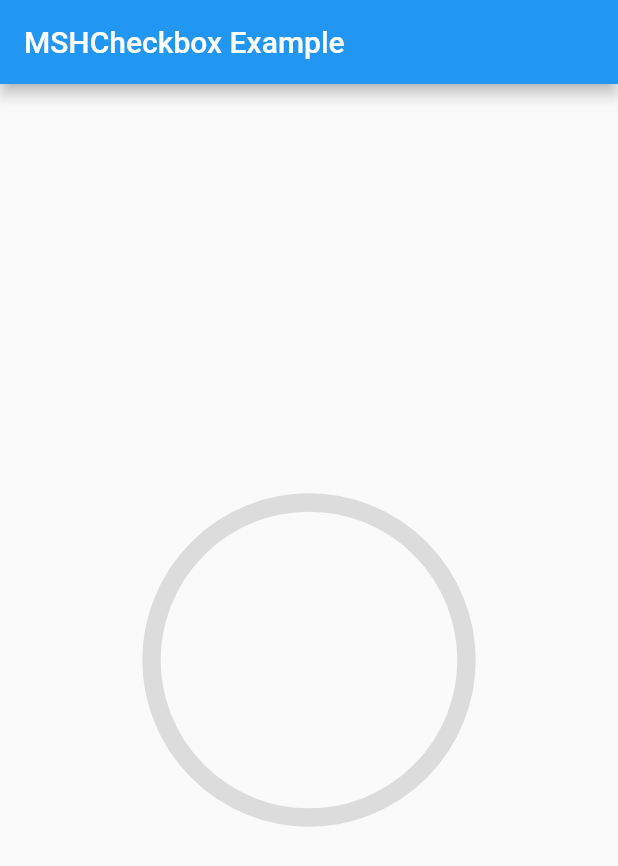
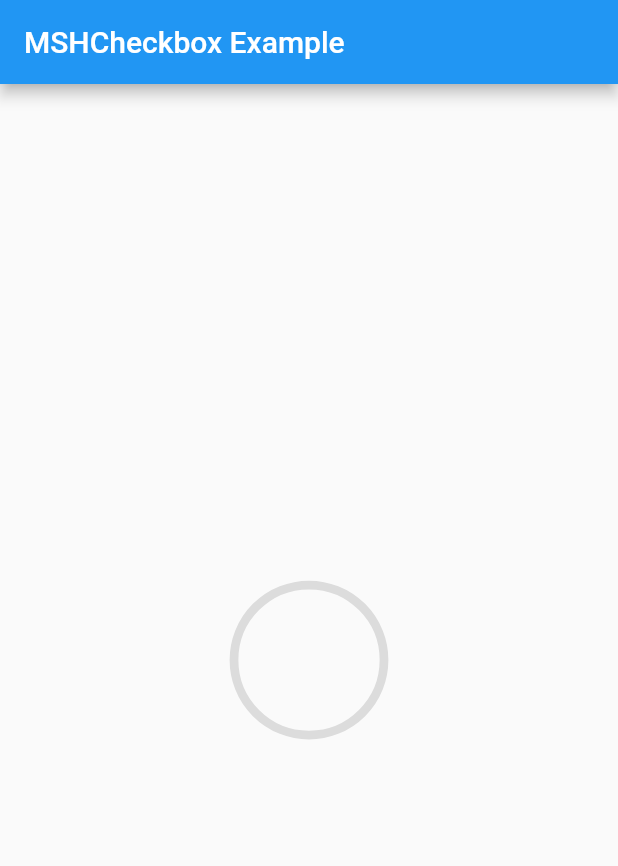
Before and after one commit to HornMichaelS/msh_checkbox, a Flutter app: the screen it shows after launch, on a phone screen of 412 x 824 dp. Shown: the top 866 px of the screen. Run offline on Flutter 3.47's test engine with Material 2 defaults, Android fonts, the phone set to English and light mode, and no system bars.

```diff
--- a/example/lib/main.dart
+++ b/example/lib/main.dart
@@ -19,6 +19,7 @@ class _MyAppState extends State<MyApp> {
   Widget build(BuildContext context) {
     return MaterialApp(
       title: 'MSHCheckbox Example',
+      debugShowCheckedModeBanner: false,
       theme: ThemeData(
         primarySwatch: Colors.blue,
       ),
@@ -26,7 +27,7 @@ class _MyAppState extends State<MyApp> {
         appBar: AppBar(title: const Text('MSHCheckbox Example')),
         body: Center(
           child: MSHCheckbox(
-            size: 210,
+            size: 100,
             value: isChecked,
             checkedColor: Colors.blue,
             uncheckedColor: Colors.black12,
--- a/pubspec.yaml
+++ b/pubspec.yaml
@@ -1,6 +1,6 @@
 name: msh_checkbox
 description: An animated checkbox, inspired by BEMCheckbox for iOS, using an API similar to Flutter's own Checkbox.
-version: 1.0.1
+version: 1.0.2
 repository: https://github.com/HornMichaelS/msh_checkbox
 
 environment:
```
Also changed, not shown: example/pubspec.lock, 1 other file.
